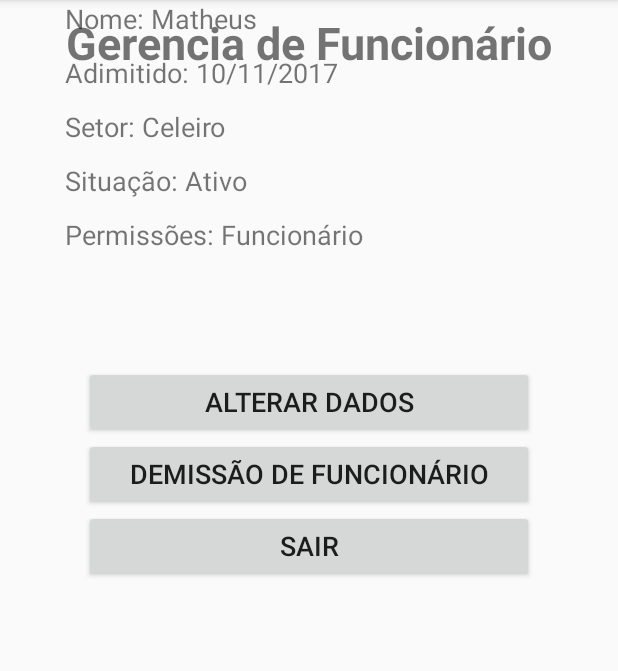
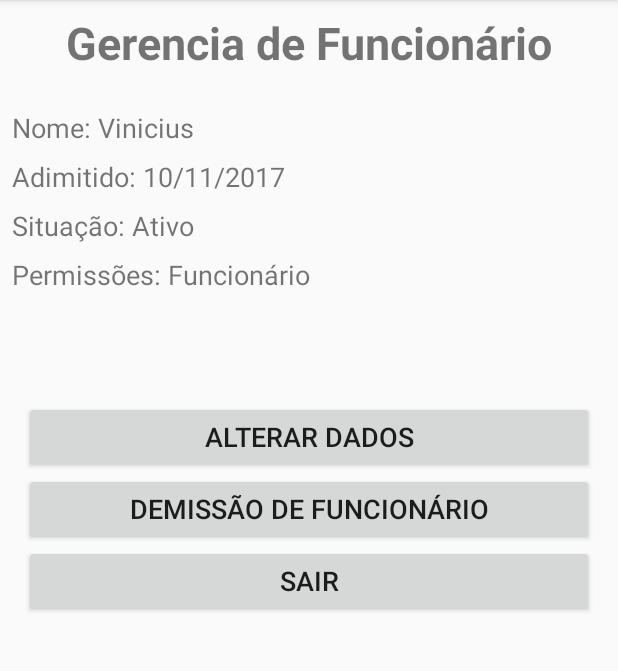
Before and after one commit to mtsrp/tccproject, an Android app: the CentralFuncionario screen opened directly, with no data from a screen before it, on a phone screen of 412 x 824 dp, the part 84-755 px from its top. Run offline under Robolectric (Android 15) with nearby library versions, the phone set to English and light mode, and no system bars.

Commit message:
fix Layout interactions

```diff
--- a/Gerenc_fazenda/app/src/main/AndroidManifest.xml
+++ b/Gerenc_fazenda/app/src/main/AndroidManifest.xml
@@ -11,7 +11,7 @@
         android:roundIcon="@mipmap/ic_launcher_round"
         android:supportsRtl="true"
         android:theme="@style/AppTheme">
-        <activity android:name=".PrincipalActivity">
+        <activity android:name=".logar">
             <intent-filter>
                 <action android:name="android.intent.action.MAIN" />
 
@@ -21,7 +21,7 @@
         <activity android:name=".Funcionario.CentralFuncionario" />
         <activity android:name=".Funcionario.Busca_Funcionario" />
         <activity android:name=".Resultado" />
-        <activity android:name=".logar" />
+        <activity android:name=".PrincipalActivity" />
         <activity android:name=".AlteraFunc" />
         <activity android:name=".Cadastrar_Funcionario"></activity>
     </application>
--- a/Gerenc_fazenda/app/src/main/java/com/software/engenharia/gerenc_fazenda/Funcionario/Busca_Funcionario.java
+++ b/Gerenc_fazenda/app/src/main/java/com/software/engenharia/gerenc_fazenda/Funcionario/Busca_Funcionario.java
@@ -68,7 +68,7 @@ public class Busca_Funcionario extends AppCompatActivity {
             @Override
             public void onClick(View v) {
 
-                Intent alter = new Intent(Busca_Funcionario.this, AlteraFunc.class);
+                Intent alter = new Intent(Busca_Funcionario.this, CentralFuncionario.class);
                 startActivity(alter);
             }
         });
--- a/Gerenc_fazenda/app/src/main/java/com/software/engenharia/gerenc_fazenda/Funcionario/CentralFuncionario.java
+++ b/Gerenc_fazenda/app/src/main/java/com/software/engenharia/gerenc_fazenda/Funcionario/CentralFuncionario.java
@@ -1,9 +1,12 @@
 package com.software.engenharia.gerenc_fazenda.Funcionario;
 
+import android.content.Intent;
 import android.support.v7.app.AppCompatActivity;
 import android.os.Bundle;
+import android.view.View;
 import android.widget.Button;
 
+import com.software.engenharia.gerenc_fazenda.AlteraFunc;
 import com.software.engenharia.gerenc_fazenda.R;
 
 public class CentralFuncionario extends AppCompatActivity {
@@ -21,5 +24,12 @@ public class CentralFuncionario extends AppCompatActivity {
         DemiteFunc = findViewById(R.id.btn_DemitirFunc);
 
 
+        AlterFunc.setOnClickListener(new View.OnClickListener() {
+            @Override
+            public void onClick(View v) {
+                Intent alter = new Intent(CentralFuncionario.this, AlteraFunc.class);
+                startActivity(alter);
+            }
+        });
     }
 }
--- a/Gerenc_fazenda/app/src/main/java/com/software/engenharia/gerenc_fazenda/PrincipalActivity.java
+++ b/Gerenc_fazenda/app/src/main/java/com/software/engenharia/gerenc_fazenda/PrincipalActivity.java
@@ -7,7 +7,6 @@ import android.view.View;
 import android.widget.Button;
 
 import com.software.engenharia.gerenc_fazenda.Funcionario.Busca_Funcionario;
-import com.software.engenharia.gerenc_fazenda.Funcionario.CentralFuncionario;
 
 public class PrincipalActivity extends AppCompatActivity {
 
--- a/Gerenc_fazenda/app/src/main/res/layout/activity_central_funcionario.xml
+++ b/Gerenc_fazenda/app/src/main/res/layout/activity_central_funcionario.xml
@@ -16,106 +16,110 @@
         android:textAlignment="center"
         android:textSize="30sp"
         android:textStyle="bold"
-        app:layout_constraintEnd_toEndOf="@+id/textView5"
+        app:layout_constraintEnd_toEndOf="parent"
         app:layout_constraintHorizontal_bias="0.5"
-        app:layout_constraintStart_toStartOf="@+id/textView5"
+        app:layout_constraintStart_toStartOf="parent"
         app:layout_constraintTop_toTopOf="parent" />
 
     <Button
         android:id="@+id/btn_Alterarfunc"
-        android:layout_width="300dp"
+        android:layout_width="0dp"
         android:layout_height="wrap_content"
-        android:layout_marginStart="8dp"
+        android:layout_marginStart="16dp"
         android:layout_marginTop="72dp"
-        android:layout_marginEnd="8dp"
+        android:layout_marginEnd="16dp"
         android:text="Alterar Dados"
         android:textSize="18sp"
-        app:layout_constraintEnd_toEndOf="@+id/btn_DemitirFunc"
-        app:layout_constraintStart_toStartOf="@+id/btn_DemitirFunc"
+        app:layout_constraintEnd_toEndOf="parent"
+        app:layout_constraintHorizontal_bias="0.5"
+        app:layout_constraintStart_toStartOf="parent"
         app:layout_constraintTop_toBottomOf="@+id/textView8" />
 
     <Button
         android:id="@+id/btn_Sair"
-        android:layout_width="300dp"
+        android:layout_width="0dp"
         android:layout_height="wrap_content"
-        android:layout_marginStart="8dp"
-        android:layout_marginEnd="8dp"
+        android:layout_marginStart="16dp"
+        android:layout_marginEnd="16dp"
         android:text="Sair"
         android:textSize="18sp"
         app:layout_constraintEnd_toEndOf="parent"
+        app:layout_constraintHorizontal_bias="0.5"
         app:layout_constraintStart_toStartOf="parent"
         app:layout_constraintTop_toBottomOf="@+id/btn_DemitirFunc" />
 
     <Button
         android:id="@+id/btn_DemitirFunc"
-        android:layout_width="300dp"
+        android:layout_width="0dp"
         android:layout_height="wrap_content"
-        android:layout_marginStart="8dp"
-        android:layout_marginEnd="8dp"
+        android:layout_marginStart="16dp"
+        android:layout_marginEnd="16dp"
         android:contentDescription="Desativa as permissões de um funcinário demitido"
         android:text="Demissão de Funcionário"
         android:textAlignment="center"
         android:textSize="18sp"
-        app:layout_constraintEnd_toEndOf="@+id/btn_Sair"
-        app:layout_constraintStart_toStartOf="@+id/btn_Sair"
+        app:layout_constraintEnd_toEndOf="parent"
+        app:layout_constraintHorizontal_bias="0.5"
+        app:layout_constraintStart_toStartOf="parent"
         app:layout_constraintTop_toBottomOf="@+id/btn_Alterarfunc" />
 
     <TextView
         android:id="@+id/textView5"
-        android:layout_width="326dp"
-        android:layout_height="28dp"
-        android:text="Nome: Matheus"
+        android:layout_width="0dp"
+        android:layout_height="wrap_content"
+        android:layout_marginStart="8dp"
+        android:layout_marginTop="24dp"
+        android:layout_marginEnd="8dp"
+        android:text="Nome: Vinicius"
         android:textColorLink="@android:color/background_dark"
         android:textSize="18sp"
-        app:layout_constraintEnd_toEndOf="@+id/textView6"
-        app:layout_constraintStart_toStartOf="@+id/textView6"
-        tools:layout_editor_absoluteY="68dp" />
+        app:layout_constraintEnd_toEndOf="parent"
+        app:layout_constraintHorizontal_bias="0.5"
+        app:layout_constraintStart_toStartOf="parent"
+        app:layout_constraintTop_toBottomOf="@+id/textView3" />
 
     <TextView
         android:id="@+id/textView6"
-        android:layout_width="326dp"
-        android:layout_height="28dp"
+        android:layout_width="0dp"
+        android:layout_height="wrap_content"
+        android:layout_marginStart="8dp"
         android:layout_marginTop="8dp"
+        android:layout_marginEnd="8dp"
         android:text="Adimitido: 10/11/2017"
         android:textColorLink="@android:color/background_dark"
         android:textSize="18sp"
-        app:layout_constraintEnd_toEndOf="@+id/textView7"
-        app:layout_constraintStart_toStartOf="@+id/textView7"
+        app:layout_constraintEnd_toEndOf="parent"
+        app:layout_constraintHorizontal_bias="0.5"
+        app:layout_constraintStart_toStartOf="parent"
         app:layout_constraintTop_toBottomOf="@+id/textView5" />
 
     <TextView
-        android:id="@+id/textView7"
-        android:layout_width="326dp"
-        android:layout_height="28dp"
+        android:id="@+id/textView9"
+        android:layout_width="0dp"
+        android:layout_height="wrap_content"
+        android:layout_marginStart="8dp"
         android:layout_marginTop="8dp"
-        android:text="Setor: Celeiro"
+        android:layout_marginEnd="8dp"
+        android:text="Situação: Ativo"
         android:textColorLink="@android:color/background_dark"
         android:textSize="18sp"
-        app:layout_constraintEnd_toEndOf="@+id/textView9"
-        app:layout_constraintStart_toStartOf="@+id/textView9"
+        app:layout_constraintEnd_toEndOf="parent"
+        app:layout_constraintHorizontal_bias="0.5"
+        app:layout_constraintStart_toStartOf="parent"
         app:layout_constraintTop_toBottomOf="@+id/textView6" />
 
     <TextView
-        android:id="@+id/textView9"
-        android:layout_width="326dp"
-        android:layout_height="28dp"
+        android:id="@+id/textView8"
+        android:layout_width="0dp"
+        android:layout_height="wrap_content"
+        android:layout_marginStart="8dp"
         android:layout_marginTop="8dp"
-        android:text="Situação: Ativo"
-        android:textColorLink="@android:color/background_dark"
-        android:textSize="18sp"
-        app:layout_constraintEnd_toEndOf="@+id/textView8"
-        app:layout_constraintStart_toStartOf="@+id/textView8"
-        app:layout_constraintTop_toBottomOf="@+id/textView7" />
-
-    <TextView
-        android:id="@+id/textView8"
-        android:layout_width="326dp"
-        android:layout_height="28dp"
-        android:layout_marginTop="8dp"
+        android:layout_marginEnd="8dp"
         android:text="Permissões: Funcionário"
         android:textColorLink="@android:color/background_dark"
         android:textSize="18sp"
-        app:layout_constraintEnd_toEndOf="@+id/btn_Alterarfunc"
-        app:layout_constraintStart_toStartOf="@+id/btn_Alterarfunc"
+        app:layout_constraintEnd_toEndOf="parent"
+        app:layout_constraintHorizontal_bias="0.5"
+        app:layout_constraintStart_toStartOf="parent"
         app:layout_constraintTop_toBottomOf="@+id/textView9" />
 </android.support.constraint.ConstraintLayout>
```
Also changed, not shown: Gerenc_fazenda/app/src/main/java/com/software/engenharia/gerenc_fazenda/logar.java (+14 -2 lines), Gerenc_fazenda/app/src/main/res/layout/activity_logar.xml (+64 -9 lines).
